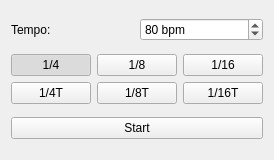
Qt form metronomewindow.ui (v-yarotsky/NSMetronome) before a commit.
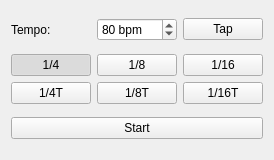
The same form after that commit. Custom widgets are drawn as their Qt base class.

Commit message: Add tap tempo

What changed in the file:
```diff
--- a/metronomewindow.ui
+++ b/metronomewindow.ui
@@ -6,7 +6,7 @@
    <rect>
     <x>0</x>
     <y>0</y>
-    <width>233</width>
+    <width>241</width>
     <height>160</height>
    </rect>
   </property>
@@ -43,6 +43,13 @@
         </property>
        </widget>
       </item>
+      <item>
+       <widget class="QPushButton" name="btnTapTempo">
+        <property name="text">
+         <string>Tap</string>
+        </property>
+       </widget>
+      </item>
      </layout>
     </item>
     <item>
```
Left out of the diff: 32 changed lines with no effect on the pictures. The commit also changes 5 other files.
